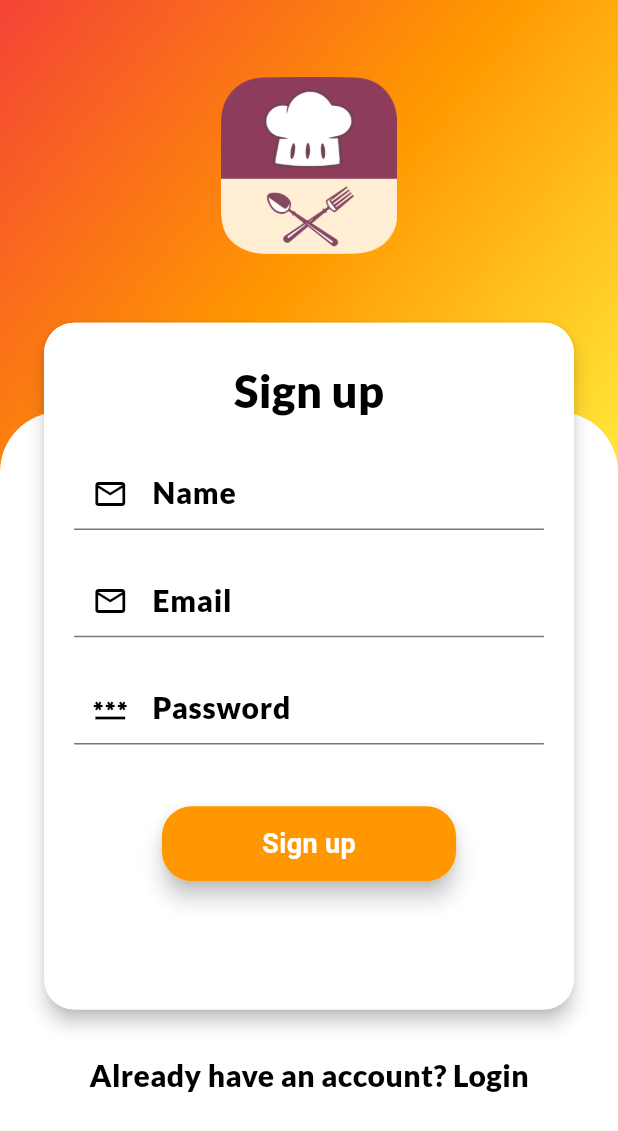
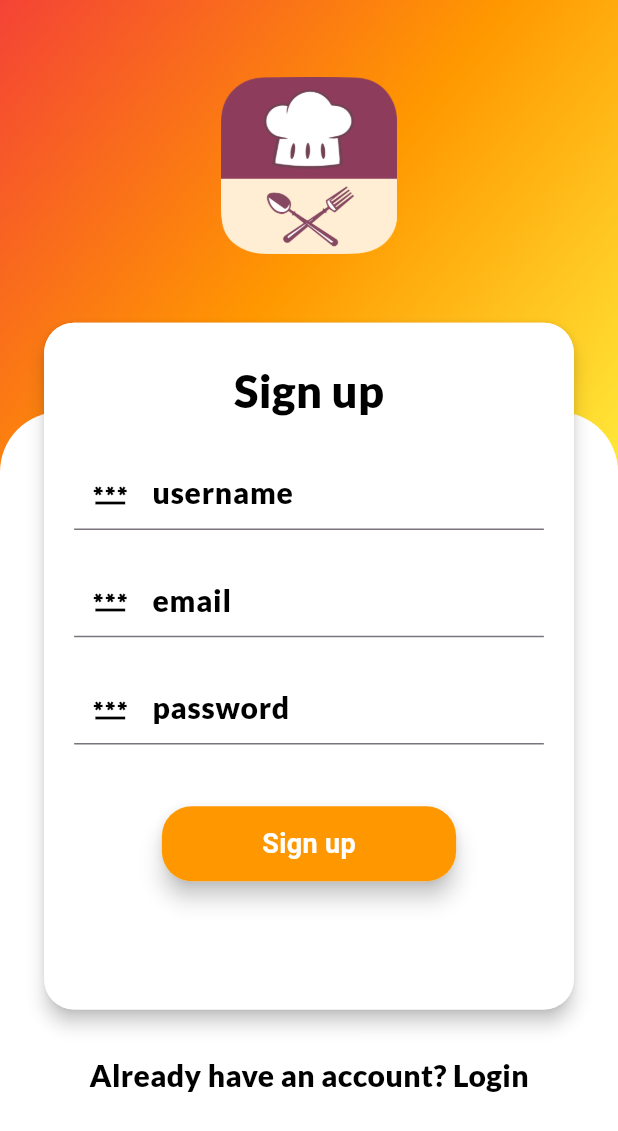
Before and after one commit to Ahmed-Elshennawy/restaurante, a Flutter app: the SignUp screen opened by its route, on a phone screen of 412 x 824 dp. Shown: the top 1131 px of the screen. Run offline on Flutter 3.47's test engine with Material 3 defaults, Android fonts, the phone set to English and light mode, and no system bars; our stand-ins replace curved_navigation_bar, google_fonts, image_picker, shared_preferences; accounts and stored records are empty.

Commit message:
add a TextForm Interface and some validation with an unfixed bug :)

```diff
--- a/lib/ApiFiles/apiLink.dart
+++ b/lib/ApiFiles/apiLink.dart
@@ -1,4 +1,4 @@
-const String linkServerName = "http://localhost/ApiPHPfiles";
+const String linkServerName = "http://10.0.2.2/ApiPHPfiles";
 
 // Auth
 const String linkSignUp = "$linkServerName/auth/signup.php";
--- /dev/null
+++ b/lib/components/custometextForm.dart
@@ -0,0 +1,35 @@
+import 'package:flutter/material.dart';
+import 'package:flutter/rendering.dart';
+import 'package:provider/provider.dart';
+import 'package:restaurante/widgets/dark_theme_provider.dart';
+import 'package:restaurante/widgets/reused.dart';
+
+class CustTextFormSign extends StatelessWidget {
+  final String hint;
+  final String? Function(String?) valid;
+  final TextEditingController controller;
+  const CustTextFormSign(
+      {Key? key,
+      required this.hint,
+      required this.controller,
+      required this.valid})
+      : super(key: key);
+
+  @override
+  Widget build(BuildContext context) {
+    final themeState = Provider.of<DarkThemeProvider>(context);
+
+    return TextFormField(
+      controller: controller,
+      validator: valid,
+      obscureText: false,
+      decoration: InputDecoration(
+          hintText: hint,
+          hintStyle: themeState.getDarkTheme
+              ? AppWidget.platesDark()
+              : AppWidget.platesLight(),
+          prefixIcon: Icon(Icons.password_outlined,
+              color: themeState.getDarkTheme ? Colors.white : Colors.black)),
+    );
+  }
+}
--- /dev/null
+++ b/lib/components/message.dart
@@ -0,0 +1,3 @@
+const String messageInputEmpty = "This field can't be empty";
+const String messaggeInputMin = "this field can't be less than ";
+const String messaggeInputMax = "this field can't be more than ";
--- a/lib/main.dart
+++ b/lib/main.dart
@@ -56,7 +56,7 @@
               'onboard': (context) => Onboard(),
               'signup': (context) => SignUp(),
               'home': (context) => Home(),
-              "succes": (context) => Success(),
+              "success": (context) => Success(),
             },
             theme: Styles.themeData(themeProvider.getDarkTheme, context),
             home: const Onboard(),
--- a/lib/user_screens/signup.dart
+++ b/lib/user_screens/signup.dart
@@ -1,3 +1,5 @@
+import 'package:restaurante/components/custometextForm.dart';
+import 'package:restaurante/components/valid.dart';
 import 'package:restaurante/widgets/dark_theme_provider.dart';
 import 'package:flutter/material.dart';
 import 'package:provider/provider.dart';
@@ -15,13 +17,17 @@
 }
 
 class _SignUpState extends State<SignUp> {
+  GlobalKey<FormState> formstate = GlobalKey();
+
   TextEditingController namecontroller = TextEditingController();
   TextEditingController passwordcontroller = TextEditingController();
   TextEditingController mailcontroller = TextEditingController();
+
   Crud crud = Crud();
   bool isLoading = false;
 
   signUp() async {
+    if (formstate.currentState!.validate()) {
       isLoading = true;
       setState(() {});
 
@@ -39,6 +45,7 @@
             .pushNamedAndRemoveUntil("success", (route) => false);
       } else {
         print("SignUp Failed");
+      }
     }
   }
 
@@ -126,75 +133,39 @@
                                                   .size
                                                   .height /
                                               35),
-                                      TextFormField(
+                                      CustTextFormSign(
                                         controller: namecontroller,
-                                        validator: (value) {
-                                          if (value == null || value.isEmpty) {
-                                            return 'Please enter your name';
-                                          }
-                                          return null;
+                                        hint: "username",
+                                        valid: (value) {
+                                          return validInput(value!, 3, 20);
                                         },
-                                        decoration: InputDecoration(
-                                            hintText: 'Name',
-                                            hintStyle: themeState.getDarkTheme
-                                                ? AppWidget.platesDark()
-                                                : AppWidget.platesLight(),
-                                            prefixIcon: Icon(
-                                                Icons.email_outlined,
-                                                color: themeState.getDarkTheme
-                                                    ? Colors.white
-                                                    : Colors.black)),
+                                        // obscureText: true,
                                       ),
                                       SizedBox(
                                           height: MediaQuery.of(context)
                                                   .size
                                                   .height /
                                               35),
-                                      TextFormField(
+                                      CustTextFormSign(
                                         controller: mailcontroller,
-                                        keyboardType:
-                                            TextInputType.emailAddress,
-                                        validator: (value) {
-                                          if (value == null || value.isEmpty) {
-                                            return 'Email can\'t be empty';
-                                          }
-                                          return null;
+                                        hint: "email",
+                                        valid: (value) {
+                                          return validInput(value!, 3, 20);
                                         },
-                                        decoration: InputDecoration(
-                                            hintText: 'Email',
-                                            hintStyle: themeState.getDarkTheme
-                                                ? AppWidget.platesDark()
-                                                : AppWidget.platesLight(),
-                                            prefixIcon: Icon(
-                                                Icons.email_outlined,
-                                                color: themeState.getDarkTheme
-                                                    ? Colors.white
-                                                    : Colors.black)),
+                                        // obscureText: true,
                                       ),
                                       SizedBox(
                                           height: MediaQuery.of(context)
                                                   .size
                                                   .height /
                                               35),
-                                      TextFormField(
+                                      CustTextFormSign(
                                         controller: passwordcontroller,
-                                        validator: (value) {
-                                          if (value == null || value.isEmpty) {
-                                            return 'Password can\'t be empty';
-                                          }
-                                          return null;
+                                        hint: "password",
+                                        valid: (value) {
+                                          return validInput(value!, 3, 20);
                                         },
-                                        obscureText: true,
-                                        decoration: InputDecoration(
-                                            hintText: 'Password',
-                                            hintStyle: themeState.getDarkTheme
-                                                ? AppWidget.platesDark()
-                                                : AppWidget.platesLight(),
-                                            prefixIcon: Icon(
-                                                Icons.password_outlined,
-                                                color: themeState.getDarkTheme
-                                                    ? Colors.white
-                                                    : Colors.black)),
+                                        // obscureText: true,
                                       ),
                                       SizedBox(
                                           height: MediaQuery.of(context)
--- a/lib/user_screens/success.dart
+++ b/lib/user_screens/success.dart
@@ -13,15 +13,15 @@
     return Scaffold(
       body: Column(mainAxisAlignment: MainAxisAlignment.center, children: [
         Center(
-          child:
-              Text("new account was created successfully now you can log in"),
+          child: Text("new account was created successfully now you can log in",
+              style: TextStyle(fontSize: 20)),
         ),
         MaterialButton(
             textColor: Colors.white,
             color: Colors.blue,
             onPressed: () {
               Navigator.of(context)
-                  .pushNamedAndRemoveUntil("success", (route) => false);
+                  .pushNamedAndRemoveUntil("login", (route) => false);
             },
             child: Text("Log in")),
       ]),
```
Also changed, not shown: lib/components/valid.dart (added, +11 -0 lines), lib/user_screens/login.dart (+12 -36 lines). Lines whose indentation alone changed are shown as unchanged.
